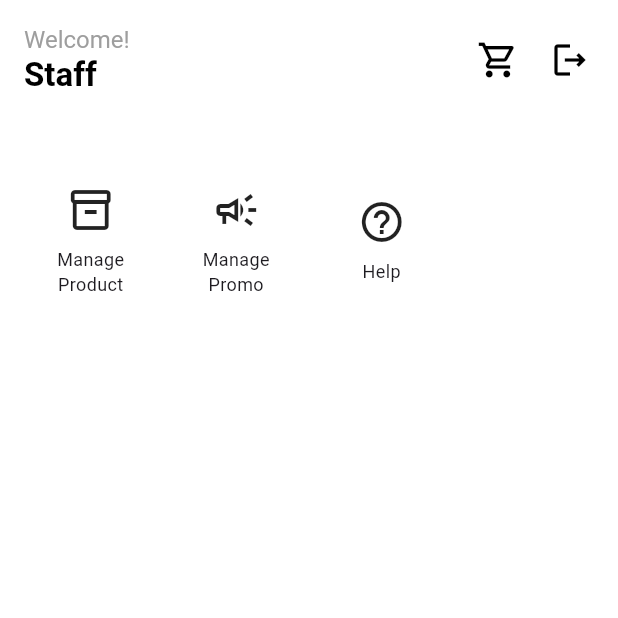
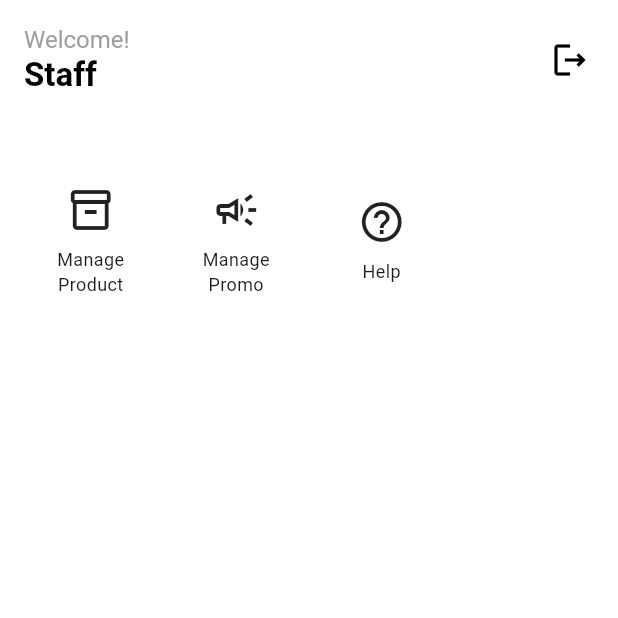
Before and after one commit to dapid16/sentracoffee_frontend, a Flutter app: the StaffDashboardScreen screen opened directly, on a phone screen of 412 x 824 dp, the top half of it. Run offline on Flutter 3.47's test engine with Material 3 defaults, Android fonts, the phone set to English and light mode, and no system bars; our stand-ins replace image_picker, shared_preferences, smooth_page_indicator; accounts and stored records are empty; network calls fail.

Commit message:
benerin yg di wa

```diff
--- a/lib/screens/payment_success_screen.dart
+++ b/lib/screens/payment_success_screen.dart
@@ -14,8 +14,7 @@ class PaymentSuccessScreen extends StatelessWidget {
   Widget build(BuildContext context) {
     final authService = Provider.of<AuthService>(context, listen: false);
     final String userName = authService.loggedInCustomer?.nama ?? 'User';
-    final String dummyOrderTime = '18:10';
-    final String dummyDeliveryAddress = 'Seturan';
+
 
     return Scaffold(
       backgroundColor: AppColors.lightGreyBackground,
@@ -77,7 +76,7 @@ class PaymentSuccessScreen extends StatelessWidget {
                   Padding(
                     padding: const EdgeInsets.symmetric(horizontal: 30.0),
                     child: Text(
-                      'The order will be ready today to $dummyOrderTime at the address $dummyDeliveryAddress.',
+                      'The order will be ready.',
                       textAlign: TextAlign.center,
                       style: AppTextStyles.bodyText1.copyWith(
                           color: AppColors.textColor,
--- a/lib/screens/staff_dashboard_screen.dart
+++ b/lib/screens/staff_dashboard_screen.dart
@@ -1,12 +1,11 @@
-// lib/screens/staff_dashboard_screen.dart
-
 import 'package:flutter/material.dart';
 import 'package:provider/provider.dart';
 import 'package:sentra_coffee_frontend/services/staff_auth_service.dart';
 import 'package:sentra_coffee_frontend/screens/manage_product_screen.dart';
-// import 'package:sentra_coffee_frontend/screens/employee_list_screen.dart'; // <<< DIHAPUS
 import 'package:sentra_coffee_frontend/screens/new_transaction_screen.dart';
 import 'package:sentra_coffee_frontend/screens/admin_manage_promotions_screen.dart';
+import 'package:sentra_coffee_frontend/screens/admin_order_history_screen.dart';
+import 'package:sentra_coffee_frontend/services/admin_order_service.dart';
 
 class StaffDashboardScreen extends StatefulWidget {
   const StaffDashboardScreen({Key? key}) : super(key: key);
@@ -18,6 +17,12 @@ class StaffDashboardScreen extends StatefulWidget {
 class _StaffDashboardScreenState extends State<StaffDashboardScreen> {
   int _selectedIndex = 0;
 
+  // Daftar halaman untuk bottom navigation bar
+  final List<Widget> _pages = [
+    const _StaffDashboardHomePage(), // Widget untuk konten utama
+    const AdminOrderHistoryScreen(), // Halaman riwayat transaksi yang sama dengan admin
+  ];
+
   void _onItemTapped(int index) {
     setState(() {
       _selectedIndex = index;
@@ -28,11 +33,6 @@ class _StaffDashboardScreenState extends State<StaffDashboardScreen> {
   Widget build(BuildContext context) {
     final staffAuthService = Provider.of<StaffAuthService>(context, listen: false);
     final staffName = staffAuthService.currentStaff?.namaStaff ?? 'Staff';
-
-    final List<Widget> _pages = [
-      _buildDashboardContent(context),
-      const Center(child: Text('Halaman Orders Staff')), // Placeholder
-    ];
 
     return Scaffold(
       backgroundColor: Colors.white,
@@ -57,11 +57,6 @@ class _StaffDashboardScreenState extends State<StaffDashboardScreen> {
         ),
         actions: [
           IconButton(
-            icon: const Icon(Icons.shopping_cart_outlined,
-                color: Colors.black, size: 28),
-            onPressed: () {},
-          ),
-          IconButton(
             icon: const Icon(Icons.logout_outlined,
                 color: Colors.black, size: 28),
             onPressed: () {
@@ -79,71 +74,6 @@ class _StaffDashboardScreenState extends State<StaffDashboardScreen> {
     );
   }
 
-  Widget _buildDashboardContent(BuildContext context) {
-    return SingleChildScrollView(
-      child: Padding(
-        padding: const EdgeInsets.all(16.0),
-        child: Column(
-          crossAxisAlignment: CrossAxisAlignment.start,
-          children: [
-            const SizedBox(height: 20),
-            GridView.count(
-              shrinkWrap: true,
-              physics: const NeverScrollableScrollPhysics(),
-              crossAxisCount: 4,
-              crossAxisSpacing: 8,
-              mainAxisSpacing: 16,
-              children: [
-                _buildActionItem(
-                    context, Icons.inventory_2_outlined, 'Manage\nProduct',
-                    onTap: () => Navigator.push(
-                        context,
-                        MaterialPageRoute(
-                            builder: (context) => const ManageProductScreen()))),
-
-                // --- BAGIAN 'LIST OF EMPLOYEES' DIHAPUS DARI SINI ---
-
-                _buildActionItem(
-                    context, Icons.campaign_outlined, 'Manage\nPromo',
-                    onTap: () => Navigator.push(
-                        context,
-                        MaterialPageRoute(
-                            builder: (context) =>
-                                const AdminManagePromotionsScreen()))),
-
-                _buildActionItem(context, Icons.help_outline, 'Help',
-                    onTap: () => print("Help tapped")),
-              ],
-            ),
-          ],
-        ),
-      ),
-    );
-  }
-
-  Widget _buildActionItem(BuildContext context, IconData icon, String label,
-      {VoidCallback? onTap}) {
-    return InkWell(
-      onTap: onTap,
-      borderRadius: BorderRadius.circular(8),
-      child: Padding(
-        padding: const EdgeInsets.all(8.0),
-        child: Column(
-          mainAxisAlignment: MainAxisAlignment.center,
-          children: [
-            Icon(icon, size: 32, color: Colors.black87),
-            const SizedBox(height: 8),
-            Text(
-              label,
-              textAlign: TextAlign.center,
-              style: const TextStyle(fontSize: 12),
-            ),
-          ],
-        ),
-      ),
-    );
-  }
-
   Widget _buildBottomSection(BuildContext context) {
     return Container(
       padding: const EdgeInsets.all(16.0),
@@ -155,12 +85,15 @@ class _StaffDashboardScreenState extends State<StaffDashboardScreen> {
             width: double.infinity,
             height: 50,
             child: ElevatedButton(
-              onPressed: () {
-                Navigator.push(
+              onPressed: () async {
+                await Navigator.push(
                   context,
-                  MaterialPageRoute(
-                      builder: (context) => const NewTransactionScreen()),
+                  MaterialPageRoute(builder: (context) => const NewTransactionScreen()),
                 );
+                // Setelah kembali, refresh data riwayat
+                if (mounted) {
+                  Provider.of<AdminOrderService>(context, listen: false).fetchOrders();
+                }
               },
               style: ElevatedButton.styleFrom(
                 backgroundColor: Colors.black,
@@ -200,3 +133,70 @@ class _StaffDashboardScreenState extends State<StaffDashboardScreen> {
     );
   }
 }
+
+// Widget terpisah untuk konten utama dashboard staff
+class _StaffDashboardHomePage extends StatelessWidget {
+  const _StaffDashboardHomePage({Key? key}) : super(key: key);
+
+  @override
+  Widget build(BuildContext context) {
+    return SingleChildScrollView(
+      child: Padding(
+        padding: const EdgeInsets.all(16.0),
+        child: Column(
+          crossAxisAlignment: CrossAxisAlignment.start,
+          children: [
+            const SizedBox(height: 20),
+            GridView.count(
+              shrinkWrap: true,
+              physics: const NeverScrollableScrollPhysics(),
+              crossAxisCount: 4,
+              crossAxisSpacing: 8,
+              mainAxisSpacing: 16,
+              children: [
+                _buildActionItem(
+                    context, Icons.inventory_2_outlined, 'Manage\nProduct',
+                    onTap: () => Navigator.push(
+                        context,
+                        MaterialPageRoute(
+                            builder: (context) => const ManageProductScreen()))),
+                _buildActionItem(
+                    context, Icons.campaign_outlined, 'Manage\nPromo',
+                    onTap: () => Navigator.push(
+                        context,
+                        MaterialPageRoute(
+                            builder: (context) =>
+                                const AdminManagePromotionsScreen()))),
+                _buildActionItem(context, Icons.help_outline, 'Help',
+                    onTap: () => print("Help tapped")),
+              ],
+            ),
+          ],
+        ),
+      ),
+    );
+  }
+
+  Widget _buildActionItem(BuildContext context, IconData icon, String label,
+      {VoidCallback? onTap}) {
+    return InkWell(
+      onTap: onTap,
+      borderRadius: BorderRadius.circular(8),
+      child: Padding(
+        padding: const EdgeInsets.all(8.0),
+        child: Column(
+          mainAxisAlignment: MainAxisAlignment.center,
+          children: [
+            Icon(icon, size: 32, color: Colors.black87),
+            const SizedBox(height: 8),
+            Text(
+              label,
+              textAlign: TextAlign.center,
+              style: const TextStyle(fontSize: 12),
+            ),
+          ],
+        ),
+      ),
+    );
+  }
+}
```
Also changed, not shown: lib/screens/admin_dashboard_screen.dart (+27 -21 lines), lib/screens/admin_order_history_screen.dart (+3 -8 lines), lib/screens/payment_screen.dart (+25 -14 lines).
